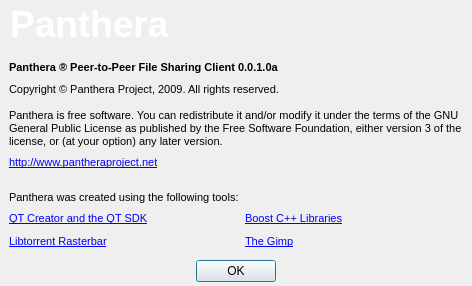
The window that dialogabout.ui (quazaa-development-team/Panthera-Project) describes before a commit, drawn with Qt 5.
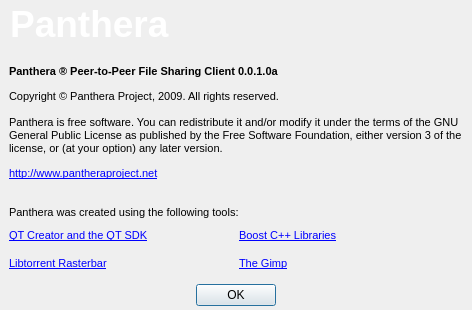
The same window after the commit. Icons and pictures are not drawn.

Commit message: Torrent Dialogs created, not showing yet.

The edit to the form file:
```diff
--- a/dialogabout.ui
+++ b/dialogabout.ui
@@ -10,19 +10,19 @@
     <x>0</x>
     <y>0</y>
     <width>472</width>
-    <height>286</height>
+    <height>310</height>
    </rect>
   </property>
   <property name="minimumSize">
    <size>
     <width>472</width>
-    <height>286</height>
+    <height>310</height>
    </size>
   </property>
   <property name="maximumSize">
    <size>
     <width>472</width>
-    <height>286</height>
+    <height>310</height>
    </size>
   </property>
   <property name="windowTitle">
@@ -52,42 +52,15 @@
     <number>0</number>
    </property>
    <item row="1" column="0" colspan="3">
-    <layout class="QGridLayout" name="gridLayout" rowstretch="0,0,0,0,0,0">
+    <layout class="QGridLayout" name="gridLayout" rowstretch="0,0,0,0,0,0,0,0,0,0">
      <property name="margin">
       <number>9</number>
      </property>
      <property name="spacing">
       <number>6</number>
      </property>
-     <item row="0" column="0" colspan="2">
-      <widget class="QLabel" name="label">
-       <property name="text">
-        <string>&lt;!DOCTYPE HTML PUBLIC &quot;-//W3C//DTD HTML 4.0//EN&quot; &quot;http://www.w3.org/TR/REC-html40/strict.dtd&quot;&gt;
-&lt;html&gt;&lt;head&gt;&lt;meta name=&quot;qrichtext&quot; content=&quot;1&quot; /&gt;&lt;style type=&quot;text/css&quot;&gt;
-p, li { white-space: pre-wrap; }
-&lt;/style&gt;&lt;/head&gt;&lt;body style=&quot; font-family:'MS Shell Dlg 2'; font-size:8.25pt; font-weight:400; font-style:normal;&quot;&gt;
-&lt;p style=&quot; margin-top:0px; margin-bottom:0px; margin-left:0px; margin-right:0px; -qt-block-indent:0; text-indent:0px;&quot;&gt;&lt;span style=&quot; font-size:8pt; font-weight:600;&quot;&gt;Panthera ® Peer-to-Peer File Sharing Client 0.0.1.0a&lt;/span&gt;&lt;/p&gt;&lt;/body&gt;&lt;/html&gt;</string>
-       </property>
-      </widget>
-     </item>
-     <item row="1" column="0" colspan="2">
-      <widget class="QLabel" name="label_2">
-       <property name="text">
-        <string>&lt;!DOCTYPE HTML PUBLIC &quot;-//W3C//DTD HTML 4.0//EN&quot; &quot;http://www.w3.org/TR/REC-html40/strict.dtd&quot;&gt;
-&lt;html&gt;&lt;head&gt;&lt;meta name=&quot;qrichtext&quot; content=&quot;1&quot; /&gt;&lt;style type=&quot;text/css&quot;&gt;
-p, li { white-space: pre-wrap; }
-&lt;/style&gt;&lt;/head&gt;&lt;body style=&quot; font-family:'MS Shell Dlg 2'; font-size:8.25pt; font-weight:400; font-style:normal;&quot;&gt;
-&lt;p style=&quot; margin-top:0px; margin-bottom:0px; margin-left:0px; margin-right:0px; -qt-block-indent:0; text-indent:0px;&quot;&gt;&lt;span style=&quot; font-size:8pt;&quot;&gt;Copyright © Panthera Project, 2009. All rights reserved.&lt;/span&gt;&lt;/p&gt;
-&lt;p style=&quot;-qt-paragraph-type:empty; margin-top:0px; margin-bottom:0px; margin-left:0px; margin-right:0px; -qt-block-indent:0; text-indent:0px; font-size:8pt;&quot;&gt;&lt;/p&gt;
-&lt;p style=&quot; margin-top:0px; margin-bottom:0px; margin-left:0px; margin-right:0px; -qt-block-indent:0; text-indent:0px;&quot;&gt;&lt;span style=&quot; font-size:8pt;&quot;&gt;Panthera is free software. You can redistribute it and/or modify it under the terms of the GNU General Public License as published by the Free Software Foundation, either version 3 of the license, or (at your option) any later version.&lt;/span&gt;&lt;/p&gt;&lt;/body&gt;&lt;/html&gt;</string>
-       </property>
-       <property name="wordWrap">
-        <bool>true</bool>
-       </property>
-      </widget>
-     </item>
-     <item row="2" column="0">
-      <widget class="QLabel" name="label_3">
+     <item row="3" column="0" colspan="2">
+      <widget class="QLabel" name="labelPantheraLink">
        <property name="text">
         <string>&lt;!DOCTYPE HTML PUBLIC &quot;-//W3C//DTD HTML 4.0//EN&quot; &quot;http://www.w3.org/TR/REC-html40/strict.dtd&quot;&gt;
 &lt;html&gt;&lt;head&gt;&lt;meta name=&quot;qrichtext&quot; content=&quot;1&quot; /&gt;&lt;style type=&quot;text/css&quot;&gt;
@@ -97,20 +70,10 @@
        </property>
       </widget>
      </item>
-     <item row="3" column="0">
-      <widget class="QLabel" name="label_4">
-       <property name="text">
-        <string>&lt;!DOCTYPE HTML PUBLIC &quot;-//W3C//DTD HTML 4.0//EN&quot; &quot;http://www.w3.org/TR/REC-html40/strict.dtd&quot;&gt;
-&lt;html&gt;&lt;head&gt;&lt;meta name=&quot;qrichtext&quot; content=&quot;1&quot; /&gt;&lt;style type=&quot;text/css&quot;&gt;
-p, li { white-space: pre-wrap; }
-&lt;/style&gt;&lt;/head&gt;&lt;body style=&quot; font-family:'MS Shell Dlg 2'; font-size:8.25pt; font-weight:400; font-style:normal;&quot;&gt;
-&lt;p style=&quot;-qt-paragraph-type:empty; margin-top:0px; margin-bottom:0px; margin-left:0px; margin-right:0px; -qt-block-indent:0; text-indent:0px; font-size:8pt;&quot;&gt;&lt;/p&gt;
-&lt;p style=&quot; margin-top:0px; margin-bottom:0px; margin-left:0px; margin-right:0px; -qt-block-indent:0; text-indent:0px;&quot;&gt;&lt;span style=&quot; font-size:8pt;&quot;&gt;Panthera was created using the following tools:&lt;/span&gt;&lt;/p&gt;&lt;/body&gt;&lt;/html&gt;</string>
-       </property>
-      </widget>
-     </item>
-     <item row="4" column="0">
-      <widget class="QLabel" name="label_5">
+     <item row="6" column="0" rowspan="2" colspan="2">
+      <layout class="QGridLayout" name="gridLayout_3">
+       <item row="0" column="0">
+        <widget class="QLabel" name="labelQTLink">
        <property name="text">
         <string>&lt;!DOCTYPE HTML PUBLIC &quot;-//W3C//DTD HTML 4.0//EN&quot; &quot;http://www.w3.org/TR/REC-html40/strict.dtd&quot;&gt;
 &lt;html&gt;&lt;head&gt;&lt;meta name=&quot;qrichtext&quot; content=&quot;1&quot; /&gt;&lt;style type=&quot;text/css&quot;&gt;
@@ -120,8 +83,8 @@
        </property>
       </widget>
      </item>
-     <item row="5" column="0">
-      <widget class="QLabel" name="label_6">
+       <item row="1" column="0">
+        <widget class="QLabel" name="labelLibtorrentLink">
        <property name="text">
         <string>&lt;!DOCTYPE HTML PUBLIC &quot;-//W3C//DTD HTML 4.0//EN&quot; &quot;http://www.w3.org/TR/REC-html40/strict.dtd&quot;&gt;
 &lt;html&gt;&lt;head&gt;&lt;meta name=&quot;qrichtext&quot; content=&quot;1&quot; /&gt;&lt;style type=&quot;text/css&quot;&gt;
@@ -131,8 +94,8 @@
        </property>
       </widget>
      </item>
-     <item row="4" column="1">
-      <widget class="QLabel" name="label_7">
+       <item row="0" column="1">
+        <widget class="QLabel" name="labelBostLink">
        <property name="text">
         <string>&lt;!DOCTYPE HTML PUBLIC &quot;-//W3C//DTD HTML 4.0//EN&quot; &quot;http://www.w3.org/TR/REC-html40/strict.dtd&quot;&gt;
 &lt;html&gt;&lt;head&gt;&lt;meta name=&quot;qrichtext&quot; content=&quot;1&quot; /&gt;&lt;style type=&quot;text/css&quot;&gt;
@@ -142,14 +105,67 @@
        </property>
       </widget>
      </item>
-     <item row="5" column="1">
-      <widget class="QLabel" name="label_8">
+       <item row="1" column="1">
+        <widget class="QLabel" name="labelGimpLink">
        <property name="text">
         <string>&lt;!DOCTYPE HTML PUBLIC &quot;-//W3C//DTD HTML 4.0//EN&quot; &quot;http://www.w3.org/TR/REC-html40/strict.dtd&quot;&gt;
 &lt;html&gt;&lt;head&gt;&lt;meta name=&quot;qrichtext&quot; content=&quot;1&quot; /&gt;&lt;style type=&quot;text/css&quot;&gt;
 p, li { white-space: pre-wrap; }
 &lt;/style&gt;&lt;/head&gt;&lt;body style=&quot; font-family:'MS Shell Dlg 2'; font-size:8.25pt; font-weight:400; font-style:normal;&quot;&gt;
 &lt;p style=&quot; margin-top:0px; margin-bottom:0px; margin-left:0px; margin-right:0px; -qt-block-indent:0; text-indent:0px;&quot;&gt;&lt;a href=&quot;http://www.gimp.org&quot;&gt;&lt;span style=&quot; text-decoration: underline; color:#0000ff;&quot;&gt;The Gimp&lt;/span&gt;&lt;/a&gt;&lt;/p&gt;&lt;/body&gt;&lt;/html&gt;</string>
+         </property>
+        </widget>
+       </item>
+      </layout>
+     </item>
+     <item row="5" column="0" colspan="2">
+      <widget class="QLabel" name="labelTools">
+       <property name="sizePolicy">
+        <sizepolicy hsizetype="Preferred" vsizetype="Preferred">
+         <horstretch>0</horstretch>
+         <verstretch>0</verstretch>
+        </sizepolicy>
+       </property>
+       <property name="text">
+        <string>&lt;!DOCTYPE HTML PUBLIC &quot;-//W3C//DTD HTML 4.0//EN&quot; &quot;http://www.w3.org/TR/REC-html40/strict.dtd&quot;&gt;
+&lt;html&gt;&lt;head&gt;&lt;meta name=&quot;qrichtext&quot; content=&quot;1&quot; /&gt;&lt;style type=&quot;text/css&quot;&gt;
+p, li { white-space: pre-wrap; }
+&lt;/style&gt;&lt;/head&gt;&lt;body style=&quot; font-family:'MS Shell Dlg 2'; font-size:8.25pt; font-weight:400; font-style:normal;&quot;&gt;
+&lt;p style=&quot;-qt-paragraph-type:empty; margin-top:0px; margin-bottom:0px; margin-left:0px; margin-right:0px; -qt-block-indent:0; text-indent:0px; font-size:8pt;&quot;&gt;&lt;/p&gt;
+&lt;p style=&quot; margin-top:0px; margin-bottom:0px; margin-left:0px; margin-right:0px; -qt-block-indent:0; text-indent:0px;&quot;&gt;&lt;span style=&quot; font-size:8pt;&quot;&gt;Panthera was created using the following tools:&lt;/span&gt;&lt;/p&gt;&lt;/body&gt;&lt;/html&gt;</string>
+       </property>
+       <property name="alignment">
+        <set>Qt::AlignLeading|Qt::AlignLeft|Qt::AlignTop</set>
+       </property>
+       <property name="wordWrap">
+        <bool>false</bool>
+       </property>
+      </widget>
+     </item>
+     <item row="0" column="0" colspan="2">
+      <widget class="QLabel" name="labelVersion">
+       <property name="text">
+        <string>&lt;!DOCTYPE HTML PUBLIC &quot;-//W3C//DTD HTML 4.0//EN&quot; &quot;http://www.w3.org/TR/REC-html40/strict.dtd&quot;&gt;
+&lt;html&gt;&lt;head&gt;&lt;meta name=&quot;qrichtext&quot; content=&quot;1&quot; /&gt;&lt;style type=&quot;text/css&quot;&gt;
+p, li { white-space: pre-wrap; }
+&lt;/style&gt;&lt;/head&gt;&lt;body style=&quot; font-family:'MS Shell Dlg 2'; font-size:8.25pt; font-weight:400; font-style:normal;&quot;&gt;
+&lt;p style=&quot; margin-top:0px; margin-bottom:0px; margin-left:0px; margin-right:0px; -qt-block-indent:0; text-indent:0px;&quot;&gt;&lt;span style=&quot; font-size:8pt; font-weight:600;&quot;&gt;Panthera ® Peer-to-Peer File Sharing Client 0.0.1.0a&lt;/span&gt;&lt;/p&gt;&lt;/body&gt;&lt;/html&gt;</string>
+       </property>
+      </widget>
+     </item>
+     <item row="1" column="0" colspan="2">
+      <widget class="QLabel" name="labelCopyright">
+       <property name="text">
+        <string>&lt;!DOCTYPE HTML PUBLIC &quot;-//W3C//DTD HTML 4.0//EN&quot; &quot;http://www.w3.org/TR/REC-html40/strict.dtd&quot;&gt;
+&lt;html&gt;&lt;head&gt;&lt;meta name=&quot;qrichtext&quot; content=&quot;1&quot; /&gt;&lt;style type=&quot;text/css&quot;&gt;
+p, li { white-space: pre-wrap; }
+&lt;/style&gt;&lt;/head&gt;&lt;body style=&quot; font-family:'MS Shell Dlg 2'; font-size:8.25pt; font-weight:400; font-style:normal;&quot;&gt;
+&lt;p style=&quot; margin-top:0px; margin-bottom:0px; margin-left:0px; margin-right:0px; -qt-block-indent:0; text-indent:0px;&quot;&gt;&lt;span style=&quot; font-size:8pt;&quot;&gt;Copyright © Panthera Project, 2009. All rights reserved.&lt;/span&gt;&lt;/p&gt;
+&lt;p style=&quot;-qt-paragraph-type:empty; margin-top:0px; margin-bottom:0px; margin-left:0px; margin-right:0px; -qt-block-indent:0; text-indent:0px; font-size:8pt;&quot;&gt;&lt;/p&gt;
+&lt;p style=&quot; margin-top:0px; margin-bottom:0px; margin-left:0px; margin-right:0px; -qt-block-indent:0; text-indent:0px;&quot;&gt;&lt;span style=&quot; font-size:8pt;&quot;&gt;Panthera is free software. You can redistribute it and/or modify it under the terms of the GNU General Public License as published by the Free Software Foundation, either version 3 of the license, or (at your option) any later version.&lt;/span&gt;&lt;/p&gt;&lt;/body&gt;&lt;/html&gt;</string>
+       </property>
+       <property name="wordWrap">
+        <bool>true</bool>
        </property>
       </widget>
      </item>
```
Lines whose indentation alone changed are shown as unchanged. The commit also changes 12 other files.
